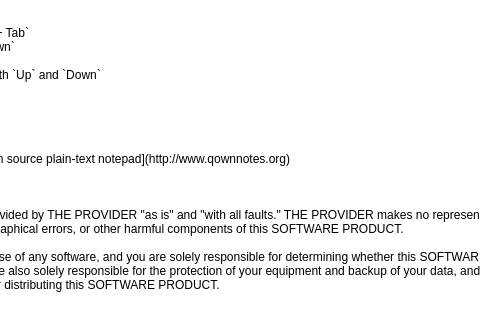
Before: the Qt Designer form mainwindow.ui in pbek/qmarkdowntextedit, drawn with Qt 5; both pictures show x 205 to 685 and y 133 to 453 of the 1070 by 839 pixel window.
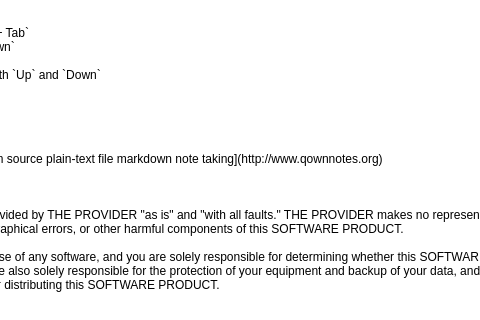
After: the same form once the commit is applied. Custom widgets are drawn as their Qt base class.

Commit message: Change QOwnNotes description wording

Patch:
```diff
--- a/mainwindow.ui
+++ b/mainwindow.ui
@@ -36,7 +36,7 @@
 
 ## References
 
-- [QOwnNotes - cross-platform open source plain-text notepad](http://www.qownnotes.org)
+- [QOwnNotes - cross-platform open source plain-text file markdown note taking](http://www.qownnotes.org)
 
 ## Disclaimer
 
```
The commit also changes 1 other file.
